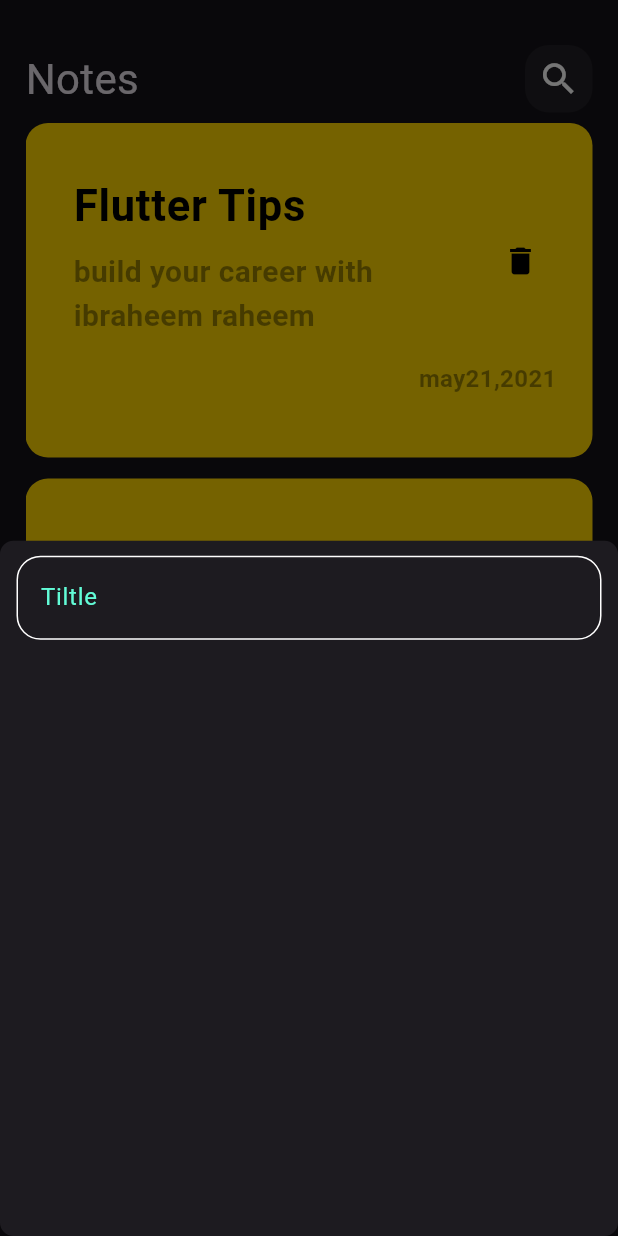
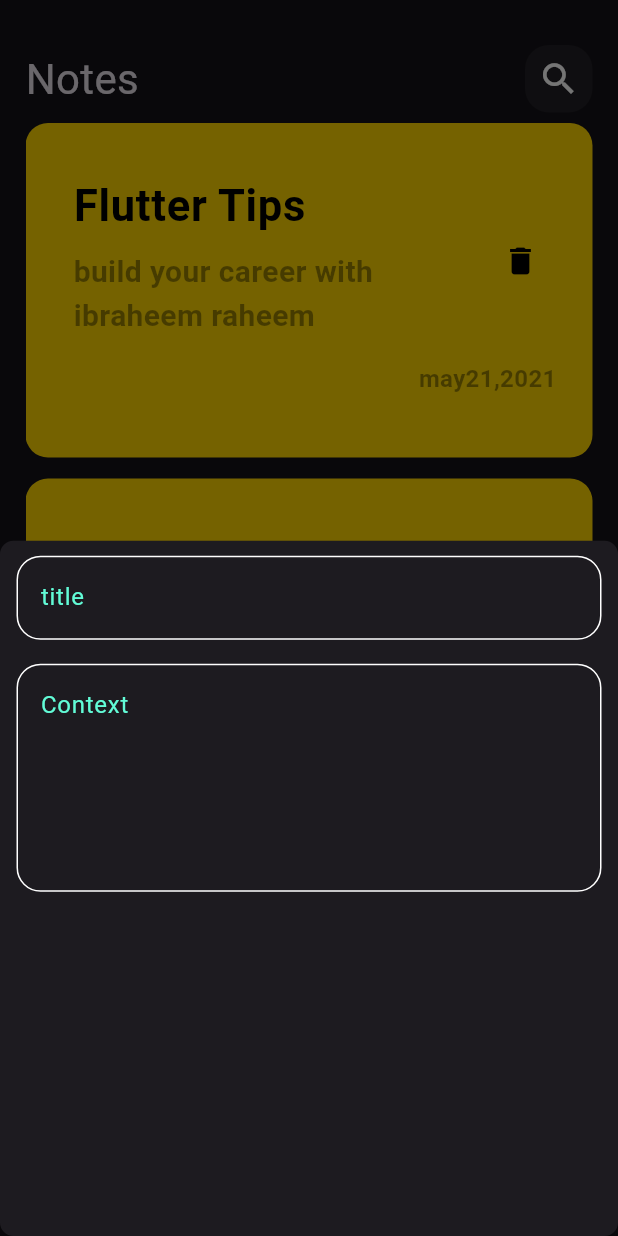
Before and after one commit to Ibrahim0011001/notes-app, a Flutter app: the screen it shows after launch, after a tap on the "add" icon, on a phone screen of 412 x 824 dp. Run offline on Flutter 3.47's test engine with Material 3 defaults, Android fonts, the phone set to English and light mode, and no system bars.

Commit message:
add filelds to notes bottom sheet

```diff
--- a/lib/view/wigets/add_note_bottom_sheet.dart
+++ b/lib/view/wigets/add_note_bottom_sheet.dart
@@ -9,7 +9,19 @@ class Addnotebotoomsheet extends StatelessWidget {
     return const Padding(
       padding: EdgeInsets.symmetric(horizontal: 11.0, vertical: 10),
       child: Column(
-        children: [CustomTextField()],
+        children: [
+          CustomTextField(
+            hint: 'title',
+            maxlines: 1,
+          ),
+          SizedBox(
+            height: 16,
+          ),
+          CustomTextField(
+            hint: 'Context',
+            maxlines: 5,
+          )
+        ],
       ),
     );
   }
--- a/lib/view/wigets/custom_text_field.dart
+++ b/lib/view/wigets/custom_text_field.dart
@@ -3,14 +3,16 @@ import 'package:flutter/material.dart';
 import '../../contants.dart';
 
 class CustomTextField extends StatelessWidget {
-  const CustomTextField({super.key});
-
+  const CustomTextField({super.key, required this.hint, this.maxlines = 1});
+  final String hint;
+  final int maxlines;
   @override
   Widget build(BuildContext context) {
     return TextField(
       cursorColor: kPrimaryColor,
+      maxLines: maxlines,
       decoration: InputDecoration(
-          hintText: 'Tiltle',
+          hintText: hint,
           hintStyle: const TextStyle(color: kPrimaryColor),
           border: buildborder(),
           enabledBorder: buildborder(),
```
